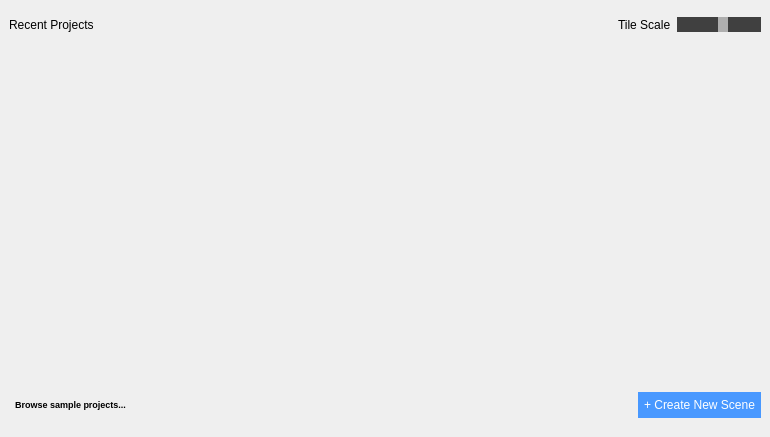
Before: the Qt Designer form src/widgets/projectmanager.ui in jahshaka/Studio, drawn with Qt 5.
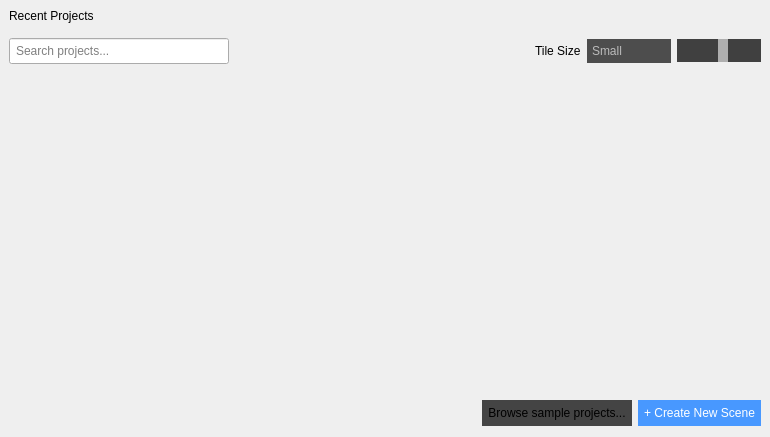
After: the same form once the commit is applied. Icons and pictures are not drawn.

Patch:
```diff
--- a/src/widgets/projectmanager.ui
+++ b/src/widgets/projectmanager.ui
@@ -14,7 +14,40 @@
    <string>Form</string>
   </property>
   <property name="styleSheet">
-   <string notr="true">#newProject {
+   <string notr="true">#lineEdit {
+	padding: 4px;
+}
+
+QComboBox {
+    background: #4D4D4D;
+    color: #BBB;
+    border:  0;
+
+}
+
+QComboBox:item {
+
+}
+
+QComboBox QAbstractItemView {
+   background-color: #212121;
+    selection-background-color: red;
+    border: 0;
+    outline: none;
+}
+
+QComboBox::drop-down {
+    border:  0;
+    /*background: #4D4D4D; */
+}
+
+QComboBox::down-arrow {
+	image: url(:/icons/down_arrow_check.png);
+	width: 18px;
+	height: 14px;
+ }
+
+#newProject {
 	background: #4898ff;
 	color: white;
 }
@@ -102,16 +135,16 @@
   </property>
   <layout class="QGridLayout" name="gridLayout">
    <property name="leftMargin">
-    <number>0</number>
+    <number>9</number>
    </property>
    <property name="topMargin">
-    <number>9</number>
+    <number>0</number>
    </property>
    <property name="rightMargin">
-    <number>0</number>
+    <number>9</number>
    </property>
    <property name="bottomMargin">
-    <number>0</number>
+    <number>9</number>
    </property>
    <item row="0" column="0">
     <widget class="QWidget" name="widget" native="true">
@@ -135,13 +168,13 @@
      </property>
      <layout class="QHBoxLayout" name="horizontalLayout">
       <property name="leftMargin">
-       <number>9</number>
+       <number>0</number>
       </property>
       <property name="topMargin">
        <number>0</number>
       </property>
       <property name="rightMargin">
-       <number>9</number>
+       <number>0</number>
       </property>
       <property name="bottomMargin">
        <number>0</number>
@@ -166,13 +199,102 @@
         </property>
        </spacer>
       </item>
+     </layout>
+    </widget>
+   </item>
+   <item row="1" column="0">
+    <widget class="QWidget" name="widget_3" native="true">
+     <property name="sizePolicy">
+      <sizepolicy hsizetype="Preferred" vsizetype="Fixed">
+       <horstretch>0</horstretch>
+       <verstretch>0</verstretch>
+      </sizepolicy>
+     </property>
+     <property name="styleSheet">
+      <string notr="true"/>
+     </property>
+     <layout class="QHBoxLayout" name="horizontalLayout_3">
+      <property name="leftMargin">
+       <number>0</number>
+      </property>
+      <property name="topMargin">
+       <number>0</number>
+      </property>
+      <property name="rightMargin">
+       <number>0</number>
+      </property>
+      <property name="bottomMargin">
+       <number>0</number>
+      </property>
+      <item>
+       <widget class="QLineEdit" name="lineEdit">
+        <property name="placeholderText">
+         <string>Search projects...</string>
+        </property>
+       </widget>
+      </item>
+      <item>
+       <spacer name="horizontalSpacer_3">
+        <property name="orientation">
+         <enum>Qt::Horizontal</enum>
+        </property>
+        <property name="sizeHint" stdset="0">
+         <size>
+          <width>300</width>
+          <height>20</height>
+         </size>
+        </property>
+       </spacer>
+      </item>
       <item>
        <widget class="QLabel" name="label_2">
         <property name="text">
-         <string>Tile Scale</string>
+         <string>Tile Size</string>
         </property>
        </widget>
       </item>
+      <item>
+       <widget class="QComboBox" name="comboBox">
+        <property name="sizePolicy">
+         <sizepolicy hsizetype="Fixed" vsizetype="Fixed">
+          <horstretch>0</horstretch>
+          <verstretch>0</verstretch>
+         </sizepolicy>
+        </property>
+        <property name="minimumSize">
+         <size>
+          <width>84</width>
+          <height>24</height>
+         </size>
+        </property>
+        <property name="maximumSize">
+         <size>
+          <width>16777215</width>
+          <height>16777215</height>
+         </size>
+        </property>
+        <item>
+         <property name="text">
+          <string>Small</string>
+         </property>
+        </item>
+        <item>
+         <property name="text">
+          <string>Normal</string>
+         </property>
+        </item>
+        <item>
+         <property name="text">
+          <string>Large</string>
+         </property>
+        </item>
+        <item>
+         <property name="text">
+          <string>Huge</string>
+         </property>
+        </item>
+       </widget>
+      </item>
       <item>
        <widget class="QSlider" name="horizontalSlider">
         <property name="sizePolicy">
@@ -181,6 +303,12 @@
           <verstretch>0</verstretch>
          </sizepolicy>
         </property>
+        <property name="minimumSize">
+         <size>
+          <width>0</width>
+          <height>23</height>
+         </size>
+        </property>
         <property name="minimum">
          <number>1</number>
         </property>
@@ -198,10 +326,10 @@
      </layout>
     </widget>
    </item>
-   <item row="1" column="0">
-    <widget class="QWidget" name="pmcont" native="true"/>
-   </item>
    <item row="2" column="0">
+    <widget class="QWidget" name="pmcont" native="true"/>
+   </item>
+   <item row="3" column="0">
     <widget class="QWidget" name="widget_2" native="true">
      <property name="sizePolicy">
       <sizepolicy hsizetype="Preferred" vsizetype="Fixed">
@@ -218,11 +346,11 @@
      <property name="maximumSize">
       <size>
        <width>16777215</width>
-       <height>64</height>
+       <height>32</height>
       </size>
      </property>
      <property name="styleSheet">
-      <string notr="true">#browseProjects {
+      <string notr="true">#aaaaaabrowseProjects {
 	background: transparent;
 	font-size: 9px;
 	font-weight: bold;
@@ -234,24 +362,17 @@
      </property>
      <layout class="QHBoxLayout" name="horizontalLayout_2">
       <property name="leftMargin">
-       <number>9</number>
+       <number>0</number>
       </property>
       <property name="topMargin">
-       <number>9</number>
+       <number>3</number>
       </property>
       <property name="rightMargin">
-       <number>9</number>
+       <number>0</number>
       </property>
       <property name="bottomMargin">
-       <number>9</number>
+       <number>0</number>
       </property>
-      <item>
-       <widget class="QPushButton" name="browseProjects">
-        <property name="text">
-         <string>Browse sample projects...</string>
-        </property>
-       </widget>
-      </item>
       <item>
        <spacer name="horizontalSpacer_2">
         <property name="orientation">
@@ -265,6 +386,13 @@
         </property>
        </spacer>
       </item>
+      <item>
+       <widget class="QPushButton" name="browseProjects">
+        <property name="text">
+         <string>Browse sample projects...</string>
+        </property>
+       </widget>
+      </item>
       <item>
        <widget class="QPushButton" name="newProject">
         <property name="text">
```
Left out of the diff: 2 changed lines with no effect on the pictures.
